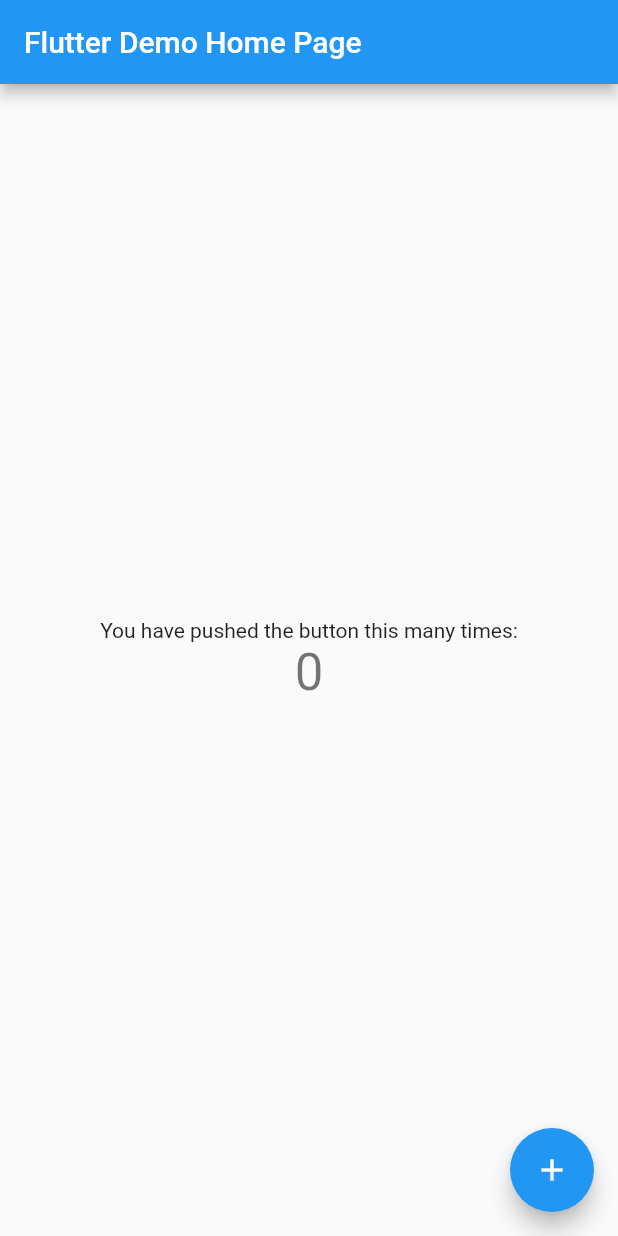
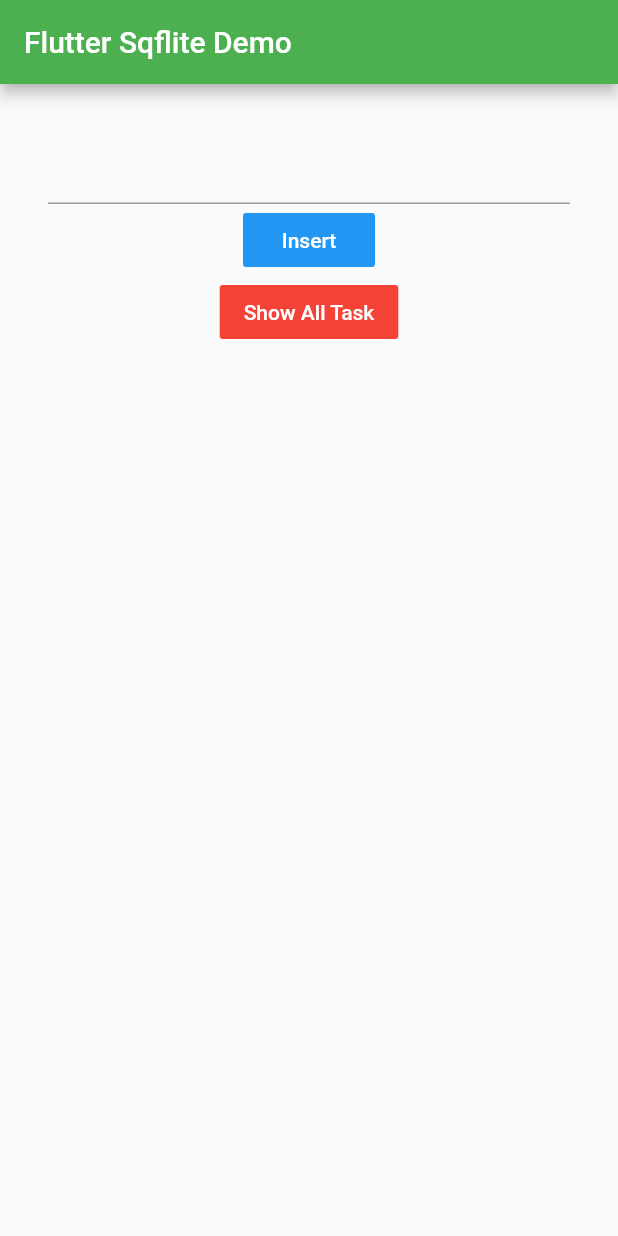
Before and after one commit to ishworpanta10/Flutter-sqflitedemo, a Flutter app: the screen it shows after launch, on a phone screen of 412 x 824 dp. Run offline on Flutter 3.47's test engine with Material 2 defaults, Android fonts, the light colour scheme and no system bars; our stand-ins replace sqflite; accounts and stored records are empty.

Commit message:
insertion completed

```diff
--- a/lib/main.dart
+++ b/lib/main.dart
@@ -1,111 +1,78 @@
 import 'package:flutter/material.dart';
+import 'package:sqflite_demo/model/TaskModel.dart';
 
 void main() => runApp(MyApp());
 
 class MyApp extends StatelessWidget {
-  // This widget is the root of your application.
   @override
   Widget build(BuildContext context) {
     return MaterialApp(
-      title: 'Flutter Demo',
-      theme: ThemeData(
-        // This is the theme of your application.
-        //
-        // Try running your application with "flutter run". You'll see the
-        // application has a blue toolbar. Then, without quitting the app, try
-        // changing the primarySwatch below to Colors.green and then invoke
-        // "hot reload" (press "r" in the console where you ran "flutter run",
-        // or simply save your changes to "hot reload" in a Flutter IDE).
-        // Notice that the counter didn't reset back to zero; the application
-        // is not restarted.
-        primarySwatch: Colors.blue,
+        debugShowCheckedModeBanner: false,
+        title: "Sqflite Demo",
+        theme: ThemeData(primarySwatch: Colors.green),
+        home: HomePage());
+  }
+}
+
+class HomePage extends StatefulWidget {
+  @override
+  _HomePageState createState() => _HomePageState();
+}
+
+class _HomePageState extends State<HomePage> {
+  final textController = TextEditingController();
+  List<TaskModel> tasks = [];
+  final TodoHelper _todoHelper = TodoHelper();
+
+  TaskModel currentTask;
+  @override
+  Widget build(BuildContext context) {
+    return Scaffold(
+      appBar: AppBar(
+        title: Text("Flutter Sqflite Demo"),
       ),
-      home: MyHomePage(title: 'Flutter Demo Home Page'),
+      body: Padding(
+        padding: const EdgeInsets.all(32.0),
+        child: Container(
+          child: Column(
+            children: <Widget>[
+              TextField(
+                controller: textController,
+              ),
+              FlatButton(
+                onPressed: () {
+                  currentTask = TaskModel(name: textController.text);
+                  _todoHelper.insertTask(currentTask);
+                },
+                child: Text("Insert"),
+                color: Colors.blue,
+                textColor: Colors.white,
+              ),
+              FlatButton(
+                onPressed: () async {
+                  List<TaskModel> list = await _todoHelper.getallTask();
+                  setState(() {
+                    tasks = list;
+                  });
+                },
+                child: Text("Show All Task"),
+                color: Colors.red,
+                textColor: Colors.white,
+              ),
+              Expanded(
+                  child: ListView.separated(
+                      itemBuilder: (context, index) {
+                        return ListTile(
+                          leading: Text("$tasks{index].id}"),
+                          title: Text("$tasks{index}.name}"),
+                        );
+                      },
+                      separatorBuilder: (context, index) => Divider(),
+                      itemCount: tasks.length))
+            ],
+          ),
+        ),
+      ),
     );
   }
 }
-
-class MyHomePage extends StatefulWidget {
-  MyHomePage({Key key, this.title}) : super(key: key);
-
-  // This widget is the home page of your application. It is stateful, meaning
-  // that it has a State object (defined below) that contains fields that affect
-  // how it looks.
-
-  // This class is the configuration for the state. It holds the values (in this
-  // case the title) provided by the parent (in this case the App widget) and
-  // used by the build method of the State. Fields in a Widget subclass are
-  // always marked "final".
-
-  final String title;
-
-  @override
-  _MyHomePageState createState() => _MyHomePageState();
-}
-
-class _MyHomePageState extends State<MyHomePage> {
-  int _counter = 0;
-
-  void _incrementCounter() {
-    setState(() {
-      // This call to setState tells the Flutter framework that something has
-      // changed in this State, which causes it to rerun the build method below
-      // so that the display can reflect the updated values. If we changed
-      // _counter without calling setState(), then the build method would not be
-      // called again, and so nothing would appear to happen.
-      _counter++;
-    });
-  }
-
-  @override
-  Widget build(BuildContext context) {
-    // This method is rerun every time setState is called, for instance as done
-    // by the _incrementCounter method above.
-    //
-    // The Flutter framework has been optimized to make rerunning build methods
-    // fast, so that you can just rebuild anything that needs updating rather
-    // than having to individually change instances of widgets.
-    return Scaffold(
-      appBar: AppBar(
-        // Here we take the value from the MyHomePage object that was created by
-        // the App.build method, and use it to set our appbar title.
-        title: Text(widget.title),
-      ),
-      body: Center(
-        // Center is a layout widget. It takes a single child and positions it
-        // in the middle of the parent.
-        child: Column(
-          // Column is also a layout widget. It takes a list of children and
-          // arranges them vertically. By default, it sizes itself to fit its
-          // children horizontally, and tries to be as tall as its parent.
-          //
-          // Invoke "debug painting" (press "p" in the console, choose the
-          // "Toggle Debug Paint" action from the Flutter Inspector in Android
-          // Studio, or the "Toggle Debug Paint" command in Visual Studio Code)
-          // to see the wireframe for each widget.
-          //
-          // Column has various properties to control how it sizes itself and
-          // how it positions its children. Here we use mainAxisAlignment to
-          // center the children vertically; the main axis here is the vertical
-          // axis because Columns are vertical (the cross axis would be
-          // horizontal).
-          mainAxisAlignment: MainAxisAlignment.center,
-          children: <Widget>[
-            Text(
-              'You have pushed the button this many times:',
-            ),
-            Text(
-              '$_counter',
-              style: Theme.of(context).textTheme.headline4,
-            ),
-          ],
-        ),
-      ),
-      floatingActionButton: FloatingActionButton(
-        onPressed: _incrementCounter,
-        tooltip: 'Increment',
-        child: Icon(Icons.add),
-      ), // This trailing comma makes auto-formatting nicer for build methods.
-    );
-  }
-}
--- a/lib/model/TaskModel.dart
+++ b/lib/model/TaskModel.dart
@@ -1,10 +1,11 @@
 import 'package:sqflite/sqflite.dart';
 import 'package:path/path.dart';
 
-final String tableName = 'todo';
+final String tableName = "todo_db";
 final String columnId = 'id';
-final String columnName =
-    'name'; //todo: columnName and constructor need to be same
+final String columnName = 'name';
+
+//todo: columnName and constructor need to be same
 
 class TaskModel {
   final String name;
@@ -14,7 +15,7 @@
 
   Map<String, dynamic> toMap() {
     return {
-      "columnName": this.name
+      columnName: this.name
     }; //todo: column name and constrictor need to be same
   }
 }
@@ -22,12 +23,16 @@
 class TodoHelper {
   Database db;
 
+  TodoHelper() {
+    initDatabase();
+  }
+
   Future<void> initDatabase() async {
     db = await openDatabase(join(await getDatabasesPath(), "my_db.db"),
-        version: 1, onCreate: (db, version) {
+        onCreate: (db, version) {
       return db.execute(
-          "CREATE TABLE $tableName($columnId AUTO INCREMENT PRIMARY KEY, $columnName TEXT) ");
-    });
+          "CREATE TABLE $tableName($columnId INTEGER PRIMARY KEY AUTOINCREMENT , $columnName TEXT)");
+    }, version: 2);
   }
 
   Future<void> insertTask(TaskModel task) async {
@@ -42,7 +47,7 @@
   Future<List<TaskModel>> getallTask() async {
     final List<Map<String, dynamic>> tasks = await db.query(tableName);
 
-    List.generate(tasks.length, (index) {
+    return List.generate(tasks.length, (index) {
       return TaskModel(
           name: tasks[index][columnName], id: tasks[index][columnId]);
     });
```
